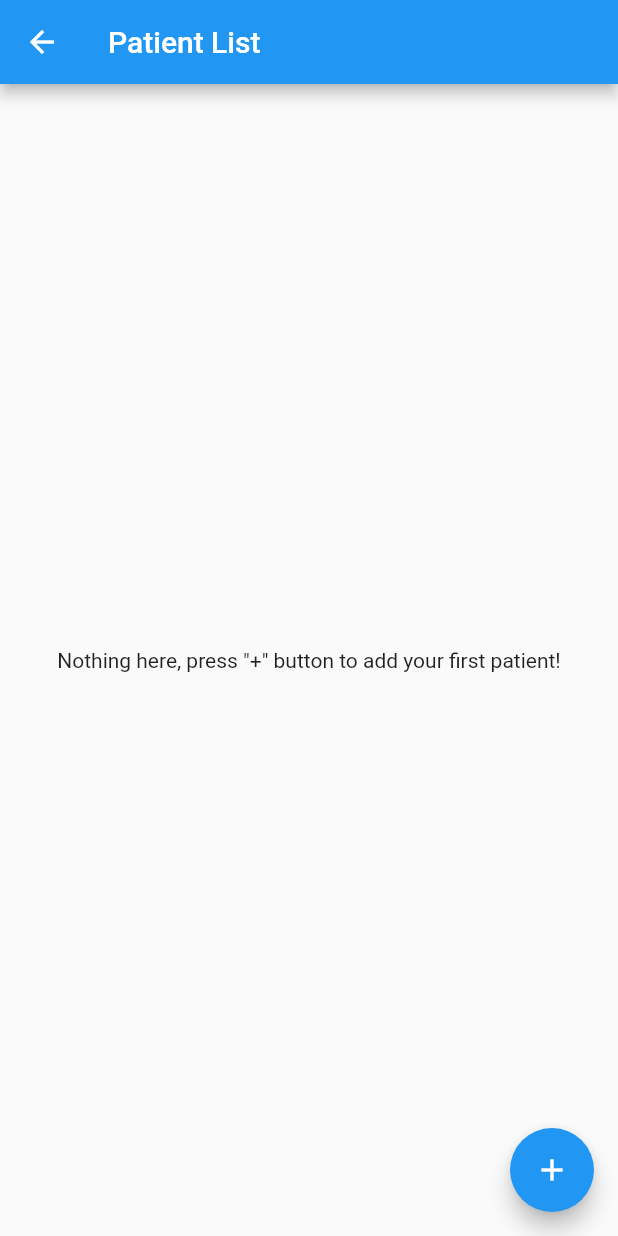
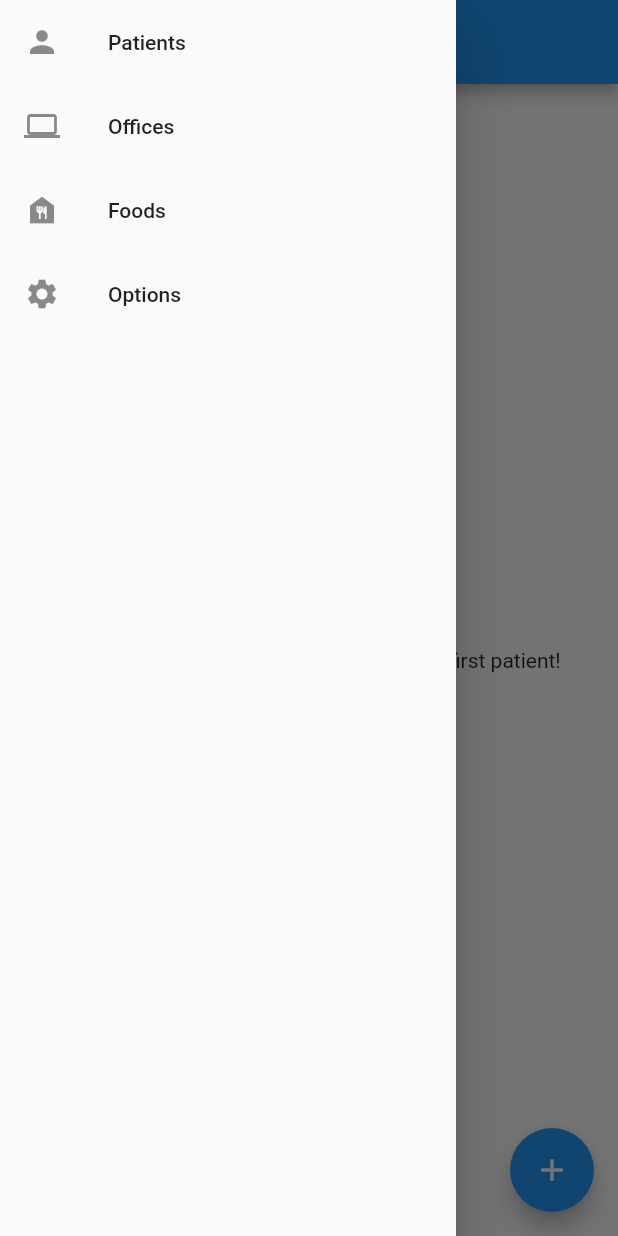
Before and after one commit to paste94/pat_gest_old, a Flutter app: the PatientListView screen opened by its route, with the side drawer open (before the commit the screen has no drawer), on a phone screen of 412 x 824 dp. Run offline on Flutter 3.47's test engine with Material 2 defaults, Android fonts, the light colour scheme and no system bars; our stand-ins replace drift; accounts and stored records are empty; generated files the repository leaves out were written again.

Commit message:
Navigation con drawer funzionante ma brutto

```diff
--- a/lib/constants/routes.dart
+++ b/lib/constants/routes.dart
@@ -2,3 +2,6 @@ const homeRoute = '/home';
 const patientListRoute = '/patient_list';
 const addPatientRoute = '/add_patient';
 const patientRoute = '/patient';
+const officeListRoute = '/office_list';
+const foodListRoute = '/food_list';
+const optionsRoute = '/options';
--- /dev/null
+++ b/lib/utils/pat_gest_drawer.dart
@@ -0,0 +1,58 @@
+import 'package:flutter/material.dart';
+import 'package:pat_gest/constants/routes.dart';
+
+class PatGestDrawer extends StatelessWidget {
+  const PatGestDrawer({super.key});
+
+  @override
+  Widget build(BuildContext context) {
+    return Drawer(
+        child: SingleChildScrollView(
+      child: Wrap(
+        crossAxisAlignment: WrapCrossAlignment.center,
+        children: <Widget>[
+          _buildHeader(context),
+          _buildMenuItems(context),
+        ],
+      ),
+    ));
+  }
+
+  Widget _buildHeader(BuildContext context) => Container();
+  Widget _buildMenuItems(BuildContext context) => Column(
+        children: [
+          ListTile(
+            leading: const Icon(Icons.person),
+            title: const Text('Patients'),
+            onTap: () {
+              Navigator.pop(context);
+              Navigator.of(context).pushReplacementNamed(patientListRoute);
+            },
+          ),
+          ListTile(
+            leading: const Icon(Icons.computer),
+            title: const Text('Offices'),
+            onTap: () {
+              Navigator.pop(context);
+              Navigator.of(context).pushReplacementNamed(officeListRoute);
+            },
+          ),
+          ListTile(
+            leading: const Icon(Icons.food_bank),
+            title: const Text('Foods'),
+            onTap: () {
+              Navigator.pop(context);
+              Navigator.of(context).pushReplacementNamed(foodListRoute);
+            },
+          ),
+          ListTile(
+            leading: const Icon(Icons.settings),
+            title: const Text('Options'),
+            onTap: () {
+              Navigator.pop(context);
+              Navigator.of(context).pushReplacementNamed(optionsRoute);
+            },
+          ),
+        ],
+      );
+}
--- a/lib/utils/patients_list.dart
+++ /dev/null
@@ -1,63 +0,0 @@
-import 'package:flutter/material.dart';
-import 'package:pat_gest/constants/routes.dart';
-import 'package:pat_gest/db/drift_database.dart';
-import 'package:pat_gest/services/crud_service.dart';
-
-class PatientsList extends StatefulWidget {
-  const PatientsList({super.key});
-
-  @override
-  State<PatientsList> createState() => _PatientsListState();
-}
-
-class _PatientsListState extends State<PatientsList> {
-  @override
-  Widget build(BuildContext context) {
-    return StreamBuilder(
-      stream: CrudService().getPatientsListStream(),
-      builder: (BuildContext context, AsyncSnapshot<List<Patient>> snapshot) {
-        if (snapshot.hasData) {
-          final patientsList = snapshot.data ?? [];
-          if (patientsList.isEmpty) {
-            return const Center(
-              child: Text(
-                'Nothing here, press "+" button to add your first patient!',
-              ),
-            );
-          } else {
-            return Center(
-              child: ListView.builder(
-                padding: const EdgeInsets.all(10),
-                itemCount: patientsList.length,
-                itemBuilder: (context, index) {
-                  return Column(
-                    children: [
-                      ListTile(
-                        leading: const CircleAvatar(
-                          child: Icon(Icons.person),
-                        ),
-                        title: Text(
-                            '${patientsList[index].name} ${patientsList[index].surname}'),
-                        onTap: () {
-                          Navigator.of(context).pushNamed(
-                            patientRoute,
-                            arguments: patientsList[index].id,
-                          );
-                        },
-                      ),
-                      const Divider(),
-                    ],
-                  );
-                },
-              ),
-            );
-          }
-        } else {
-          return const Center(
-            child: CircularProgressIndicator(),
-          );
-        }
-      },
-    );
-  }
-}
--- a/lib/views/patients/patient_list_view.dart
+++ b/lib/views/patients/patient_list_view.dart
@@ -2,7 +2,7 @@ import 'package:flutter/material.dart';
 import 'package:pat_gest/constants/routes.dart';
 import 'package:pat_gest/db/drift_database.dart';
 import 'package:pat_gest/services/crud_service.dart';
-import 'package:pat_gest/utils/patients_list.dart';
+import 'package:pat_gest/utils/pat_gest_drawer.dart';
 
 class PatientListView extends StatefulWidget {
   const PatientListView({super.key});
@@ -16,7 +16,8 @@ class _PatientListViewState extends State<PatientListView> {
   Widget build(BuildContext context) {
     return Scaffold(
       appBar: AppBar(title: const Text('Patient List')),
-      body: const PatientsList(),
+      drawer: const PatGestDrawer(),
+      body: _listBuilder(context),
       floatingActionButton: FloatingActionButton(
         heroTag: 'uniqueTag',
         onPressed: () {
@@ -26,4 +27,51 @@ class _PatientListViewState extends State<PatientListView> {
       ),
     );
   }
+
+  Widget _listBuilder(BuildContext context) => StreamBuilder(
+        stream: CrudService().getPatientsListStream(),
+        builder: (BuildContext context, AsyncSnapshot<List<Patient>> snapshot) {
+          if (snapshot.hasData) {
+            final patientsList = snapshot.data ?? [];
+            if (patientsList.isEmpty) {
+              return const Center(
+                child: Text(
+                  'Nothing here, press "+" button to add your first patient!',
+                ),
+              );
+            } else {
+              return Center(
+                child: ListView.builder(
+                  padding: const EdgeInsets.all(10),
+                  itemCount: patientsList.length,
+                  itemBuilder: (context, index) {
+                    return Column(
+                      children: [
+                        ListTile(
+                          leading: const CircleAvatar(
+                            child: Icon(Icons.person),
+                          ),
+                          title: Text(
+                              '${patientsList[index].name} ${patientsList[index].surname}'),
+                          onTap: () {
+                            Navigator.of(context).pushNamed(
+                              patientRoute,
+                              arguments: patientsList[index].id,
+                            );
+                          },
+                        ),
+                        const Divider(),
+                      ],
+                    );
+                  },
+                ),
+              );
+            }
+          } else {
+            return const Center(
+              child: CircularProgressIndicator(),
+            );
+          }
+        },
+      );
 }
```
Also changed, not shown: lib/main.dart (+10 -32 lines), lib/utils/navigation_drawer.dart (deleted, +0 -10 lines), lib/views/foods/foods_list_view.dart (added, +23 -0 lines), lib/views/home_view.dart (deleted, +0 -74 lines), lib/views/offices/offices_list_view.dart (added, +23 -0 lines), lib/views/options/options_view.dart (added, +23 -0 lines).
